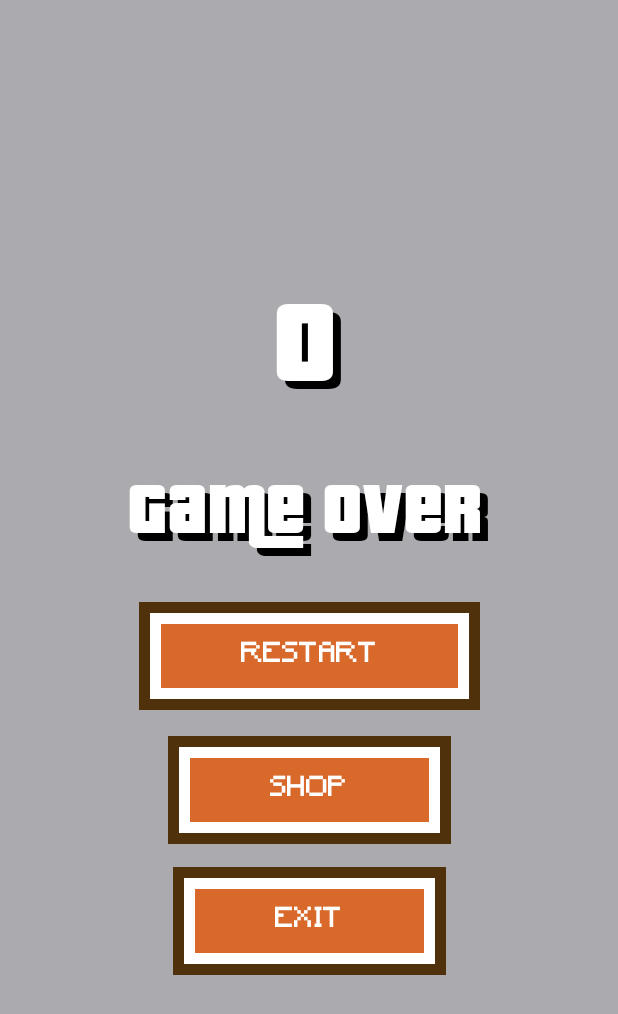
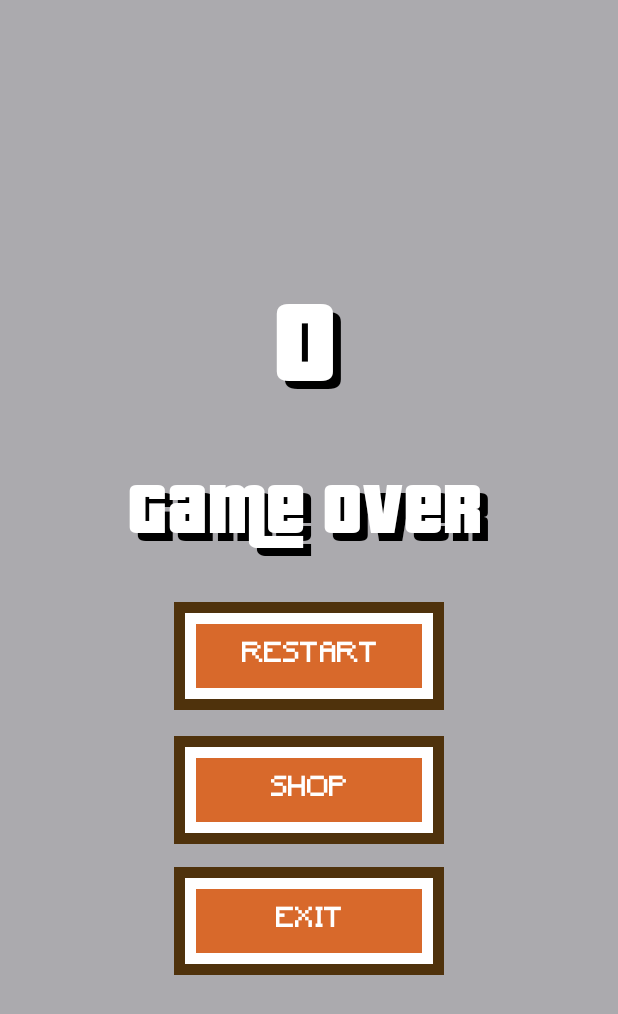
Before and after one commit to GreedyGame/demo-offerwall, an Android app built with Jetpack Compose: the composable GameOverScreen called with empty values, on a phone screen of 412 x 824 dp. Shown: the top 1014 px of the screen. Run offline under Robolectric (Android 15) with nearby library versions, the phone set to English and light mode, and no system bars.

Commit message:
minor: ui changes

```diff
--- a/iapgame/src/main/java/com/example/iapgame/racingcar_game/ui/home/GameOverScreen.kt
+++ b/iapgame/src/main/java/com/example/iapgame/racingcar_game/ui/home/GameOverScreen.kt
@@ -10,6 +10,7 @@ import androidx.compose.foundation.layout.Spacer
 import androidx.compose.foundation.layout.fillMaxWidth
 import androidx.compose.foundation.layout.height
 import androidx.compose.foundation.layout.padding
+import androidx.compose.foundation.layout.width
 import androidx.compose.foundation.layout.wrapContentSize
 import androidx.compose.foundation.shape.RoundedCornerShape
 import androidx.compose.material3.Button
@@ -88,10 +89,11 @@ fun GameOverScreen(
             )
             Button(
                 shape = RoundedCornerShape(0),
-                colors = ButtonDefaults.buttonColors(containerColor = Color.White),
                 modifier = Modifier
+                    .width(180.dp)
                     .border(7.dp, Brown)
                     .padding(7.dp),
+                colors = ButtonDefaults.buttonColors(containerColor = Color.White),
                 onClick = restartGame,
                 contentPadding = PaddingValues(0.dp)
             ) {
@@ -100,10 +102,12 @@ fun GameOverScreen(
                     color = Color.White,
                     fontSize = 18.sp,
                     modifier = Modifier
+                        .fillMaxWidth()
                         .padding(all = 7.dp)
                         .background(color = Orange)
-                        .padding(vertical = 11.dp, horizontal = 53.dp),
-                    fontFamily = minecraft
+                        .padding(vertical = 11.dp),
+                    fontFamily = minecraft,
+                    textAlign = TextAlign.Center
                 )
             }
             Spacer(
@@ -113,10 +117,11 @@ fun GameOverScreen(
             )
             Button(
                 shape = RoundedCornerShape(0),
-                colors = ButtonDefaults.buttonColors(containerColor = Color.White),
                 modifier = Modifier
+                    .width(180.dp)
                     .border(7.dp, Brown)
                     .padding(7.dp),
+                colors = ButtonDefaults.buttonColors(containerColor = Color.White),
                 onClick = shop,
                 contentPadding = PaddingValues(0.dp)
             ) {
@@ -125,10 +130,12 @@ fun GameOverScreen(
                     color = Color.White,
                     fontSize = 18.sp,
                     modifier = Modifier
+                        .fillMaxWidth()
                         .padding(all = 7.dp)
                         .background(color = Orange)
-                        .padding(vertical = 11.dp, horizontal = 53.dp),
-                    fontFamily = minecraft
+                        .padding(vertical = 11.dp),
+                    fontFamily = minecraft,
+                    textAlign = TextAlign.Center
                 )
             }
             Spacer(
@@ -138,10 +145,11 @@ fun GameOverScreen(
             )
             Button(
                 shape = RoundedCornerShape(0),
-                colors = ButtonDefaults.buttonColors(containerColor = Color.White),
                 modifier = Modifier
+                    .width(180.dp)
                     .border(7.dp, Brown)
                     .padding(7.dp),
+                colors = ButtonDefaults.buttonColors(containerColor = Color.White),
                 onClick = exitGame,
                 contentPadding = PaddingValues(0.dp)
             ) {
@@ -150,10 +158,12 @@ fun GameOverScreen(
                     color = Color.White,
                     fontSize = 18.sp,
                     modifier = Modifier
+                        .fillMaxWidth()
                         .padding(all = 7.dp)
                         .background(color = Orange)
-                        .padding(vertical = 11.dp, horizontal = 53.dp),
-                    fontFamily = minecraft
+                        .padding(vertical = 11.dp),
+                    fontFamily = minecraft,
+                    textAlign = TextAlign.Center
                 )
             }
         }
--- a/iapgame/src/main/java/com/example/iapgame/racingcar_game/ui/shop/ShopScreen.kt
+++ b/iapgame/src/main/java/com/example/iapgame/racingcar_game/ui/shop/ShopScreen.kt
@@ -245,7 +245,7 @@ fun ShowItems(
                             contentDescription = null,
                             modifier = Modifier
                                 .fillMaxSize()
-                                .padding(vertical = 20.dp)
+                                .padding(vertical = 40.dp)
                         )
                     }
                     if (it.isSelected) {
```
Also changed, not shown: iapgame/src/main/java/com/example/iapgame/racingcar_game/ui/home/GamePausedScreen.kt (+19 -9 lines).
